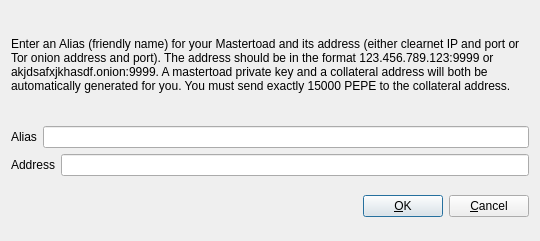
Above: src/qt/forms/addeditmastertoad.ui from projectmemetic/pepecoin before the change. Below: the same form after it.
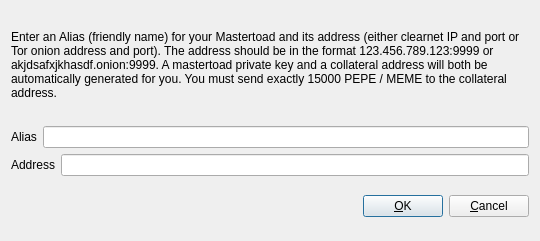
That is the form after the change.

What changed in the file:
```diff
--- a/src/qt/forms/addeditmastertoad.ui
+++ b/src/qt/forms/addeditmastertoad.ui
@@ -34,7 +34,7 @@
         </sizepolicy>
        </property>
        <property name="text">
-        <string>&lt;html&gt;&lt;head/&gt;&lt;body&gt;&lt;p&gt;Enter an Alias (friendly name) for your Mastertoad and its address (either clearnet IP and port or Tor onion address and port). The address should be in the format 123.456.789.123:9999 or akjdsafxjkhasdf.onion:9999. A mastertoad private key and a collateral address will both be automatically generated for you. You must send exactly 15000 PEPE to the collateral address.&lt;/p&gt;&lt;/body&gt;&lt;/html&gt;</string>
+        <string>&lt;html&gt;&lt;head/&gt;&lt;body&gt;&lt;p&gt;Enter an Alias (friendly name) for your Mastertoad and its address (either clearnet IP and port or Tor onion address and port). The address should be in the format 123.456.789.123:9999 or akjdsafxjkhasdf.onion:9999. A mastertoad private key and a collateral address will both be automatically generated for you. You must send exactly 15000 PEPE / MEME to the collateral address.&lt;/p&gt;&lt;/body&gt;&lt;/html&gt;</string>
        </property>
        <property name="wordWrap">
         <bool>true</bool>
```
